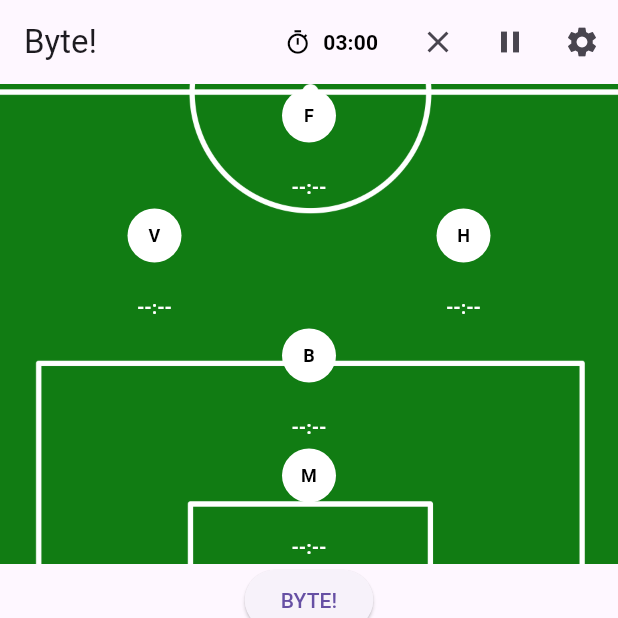
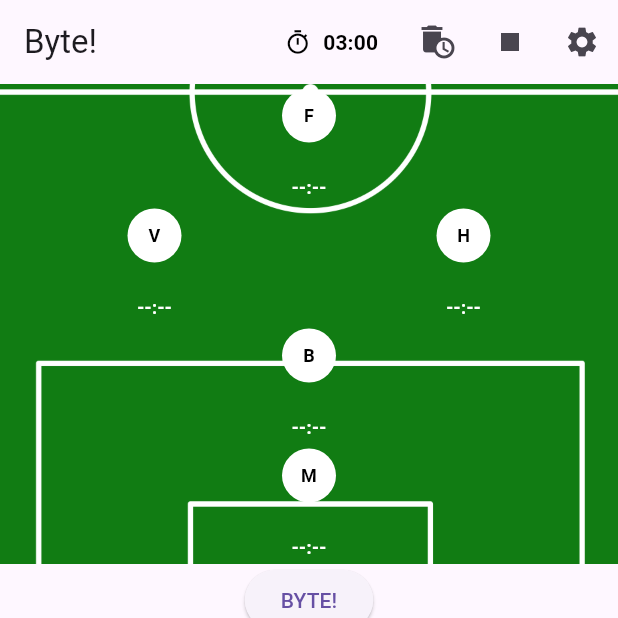
Before and after one commit to zoomix/flutter_byte, a Flutter app: the screen it shows after launch, on a phone screen of 412 x 824 dp, the top half of it. Run offline on Flutter 3.47's test engine with Material 2 defaults, Android fonts, the phone set to English and light mode, and no system bars; our stand-ins replace flutter_local_notifications, get_it, rxdart, shared_preferences, timer_builder, timezone; missing offline and left inert: duration_picker, flutter_vibrate.

Commit message:
These icons make more sense

```diff
--- a/lib/main.dart
+++ b/lib/main.dart
@@ -232,12 +232,12 @@ class _MyHomePageState extends State<MyHomePage> {
             }),
           ),
           IconButton(
-            icon: const Icon(Icons.clear),
+            icon: const Icon(Icons.auto_delete),
             onPressed: () => _positionsMB.clearAllPosition(0),
             tooltip: 'Nollställ',
           ),
           IconButton(
-            icon: const Icon(Icons.pause),
+            icon: const Icon(Icons.stop),
             onPressed: () => _positionsMB.pauseAllPosition(0),
             tooltip: 'Matchslut',
           ),
```
